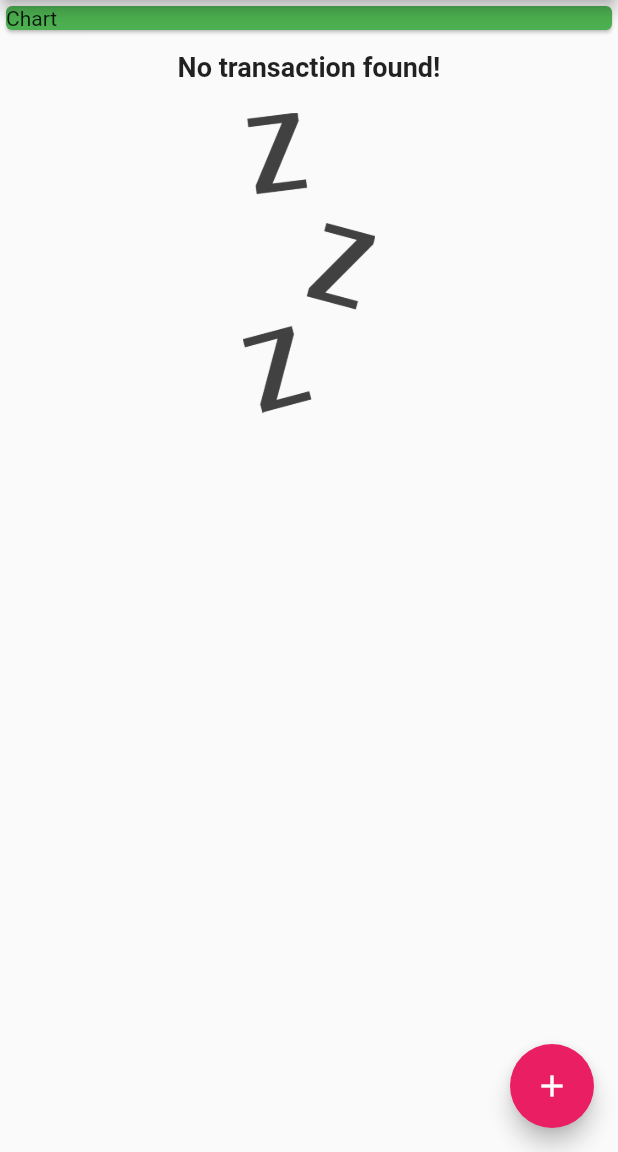
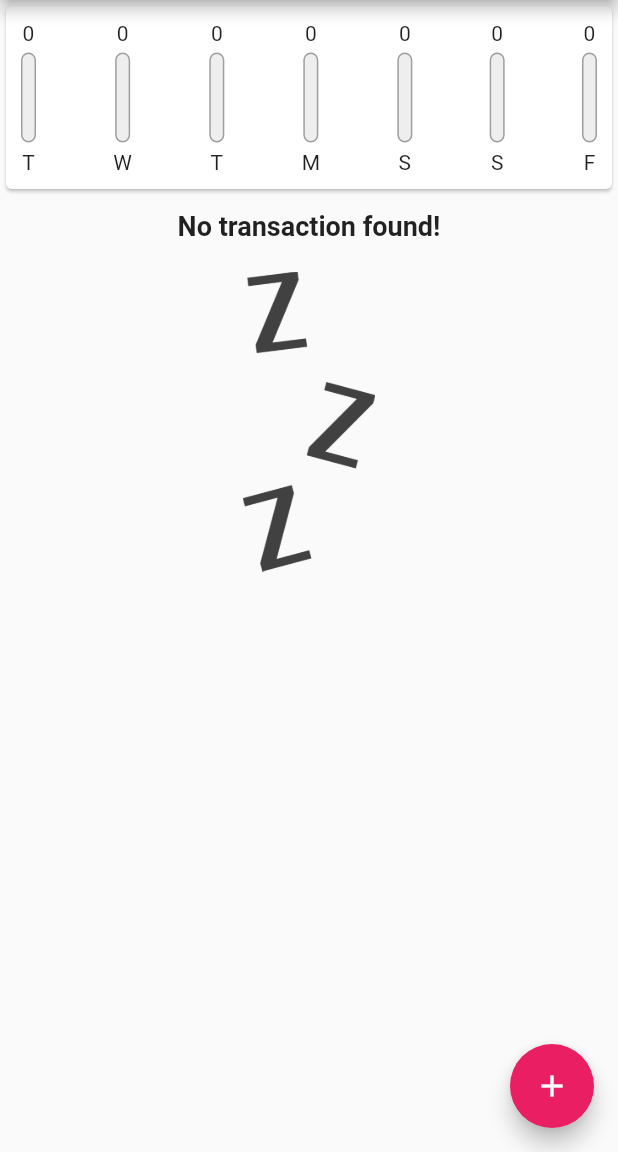
Before and after one commit to hasibulHossain/expense_tracker, a Flutter app: the screen it shows after launch, on a phone screen of 412 x 824 dp, the part 84-1236 px from its top. Run offline on Flutter 3.47's test engine with Material 2 defaults, Android fonts, the phone set to English and light mode, and no system bars.

Commit message:
added simple transaction chart

```diff
--- a/lib/main.dart
+++ b/lib/main.dart
@@ -7,6 +7,7 @@ import 'package:flutter/material.dart';
 import './models/transaction.dart';
 import 'widgets/transaction_list.dart';
 import 'widgets/new_transaction.dart';
+import 'widgets/chart.dart';
 
 void main() => runApp(MyApp());
 
@@ -38,12 +39,6 @@ class _MyHomePageState extends State<MyHomePage> {
     //   amount: 23.9,
     //   time: DateTime.now(),
     // ),
-    // Transaction(
-    //   id: 't2',
-    //   title: 'Food',
-    //   amount: 22.90,
-    //   time: DateTime.now(),
-    // ),
   ];
 
   void addTransaction({required String title, required num amount}) {
@@ -67,6 +62,10 @@ class _MyHomePageState extends State<MyHomePage> {
     );
   }
 
+  List<Transaction> get _lastSevenDaysTransactions {
+    return  _transactions.where((element) => element.time.isAfter(DateTime.now().subtract(const Duration(days: 7)))).toList();
+  }
+
   @override
   Widget build(BuildContext context) {
     return Scaffold(
@@ -84,13 +83,7 @@ class _MyHomePageState extends State<MyHomePage> {
           mainAxisAlignment: MainAxisAlignment.start,
           crossAxisAlignment: CrossAxisAlignment.center,
           children: <Widget>[
-            Container(
-              width: double.infinity,
-              child: const Card(
-                child: Text('Chart'),
-                color: Colors.green,
-              ),
-            ),
+            Chart(_lastSevenDaysTransactions),
             TransactionList(_transactions),
           ],
         ),
--- /dev/null
+++ b/lib/widgets/chart.dart
@@ -0,0 +1,68 @@
+import 'package:expense_tracker/widgets/chart_bar.dart';
+import 'package:flutter/material.dart';
+
+import 'package:intl/intl.dart';
+
+import '../models/transaction.dart';
+import './new_transaction.dart';
+
+class Chart extends StatelessWidget {
+  final List<Transaction> recentTransactions;
+
+  Chart(this.recentTransactions);
+
+  /// This function will return recent 7 days transaction with sum all transaction of a single day
+  List<Map<String, Object>> get getTotalWeekTransactions {
+    return List.generate(7, (index) {
+      final day = DateTime.now().subtract(
+        Duration(days: index),
+      );
+
+      num totalAmountOnADay = 0;
+
+      for(var element in recentTransactions) {
+        if (element.time.day == day.day && element.time.month == day.month) {
+          totalAmountOnADay += element.amount;
+        }
+      }
+
+      return {
+        'day': DateFormat.E().format(day).substring(0, 1),
+        'amount': totalAmountOnADay,
+      };
+    });
+  }
+
+  /// Will calculate whole transaction of a week.
+  double get wholeWeekSpendingInTotal {
+    return getTotalWeekTransactions.fold(0.0,
+        (previousValue, element) => previousValue + (element['amount'] as num));
+  }
+
+  /// This function will return ratio of total week transaction and maximum transaction of a single day;
+  double getRatioOfTransaction(num singleDayMaximumSpend) {
+    if (wholeWeekSpendingInTotal == 0.0) return 0.0;
+
+    return singleDayMaximumSpend / wholeWeekSpendingInTotal;
+  }
+
+  @override
+  Widget build(BuildContext context) {
+    print('whole week $wholeWeekSpendingInTotal');
+    return Card(
+      child: Container(
+        padding: const EdgeInsets.all(10),
+        child: Row(
+          mainAxisAlignment: MainAxisAlignment.spaceBetween,
+          children: getTotalWeekTransactions.map((element) {
+            return ChartBar(
+              weekDay: (element['day'] as String),
+              spendingAmount: element['amount'] as num,
+              spendingPctOfTotal: getRatioOfTransaction(element['amount'] as num),
+            );
+          }).toList(),
+        ),
+      ),
+    );
+  }
+}
--- /dev/null
+++ b/lib/widgets/chart_bar.dart
@@ -0,0 +1,56 @@
+import 'package:flutter/material.dart';
+
+class ChartBar extends StatelessWidget {
+  final String weekDay;
+  final num spendingAmount;
+  final double spendingPctOfTotal;
+
+  ChartBar(
+      {required this.weekDay,
+      required this.spendingAmount,
+      required this.spendingPctOfTotal});
+
+  @override
+  Widget build(BuildContext context) {
+    // print('spending total percantage $spendingPctOfTotal, total: $spendingAmount, weekday $weekDay');
+    return Column(
+      children: <Widget>[
+        Text('${spendingAmount.toInt()}'),
+        const SizedBox(
+          height: 5,
+        ),
+        Container(
+          height: 60,
+          width: 10,
+          child: Stack(
+            children: <Widget>[
+              Container(
+                decoration: BoxDecoration(
+                  border: Border.all(
+                    color: Colors.grey,
+                    width: 1,
+                  ),
+                  color: Colors.grey.shade200,
+                  borderRadius: BorderRadius.circular(10),
+                ),
+              ),
+              FractionallySizedBox(
+                heightFactor: spendingPctOfTotal,
+                child: Container(
+                  decoration: BoxDecoration(
+                    color: Theme.of(context).primaryColor,
+                    borderRadius: BorderRadius.circular(19),
+                  ),
+                ),
+              )
+            ],
+          ),
+        ),
+        const SizedBox(
+          height: 5,
+        ),
+        Text(weekDay),
+      ],
+    );
+  }
+}
--- a/lib/widgets/new_transaction.dart
+++ b/lib/widgets/new_transaction.dart
@@ -1,5 +1,4 @@
 import 'package:flutter/material.dart';
-
 class NewTransaction extends StatefulWidget {
   final Function createTransaction;
 
--- a/lib/widgets/transaction_list.dart
+++ b/lib/widgets/transaction_list.dart
@@ -58,6 +58,7 @@ class TransactionList extends StatelessWidget {
                                   width: 2,
                                 ),
                                 color: Theme.of(context).primaryColor,
+                                borderRadius: BorderRadius.circular(4),
                               ),
                               child: Text(
                                 '\$${item.amount.toStringAsFixed(2)}',
@@ -85,8 +86,9 @@ class TransactionList extends StatelessWidget {
                               Text(
                                 DateFormat.yMMMd().format(item.time),
                                 style: const TextStyle(
-                                    color: Colors.grey,
-                                    fontWeight: FontWeight.bold),
+                                  color: Colors.grey,
+                                  fontWeight: FontWeight.bold,
+                                ),
                               ),
                             ],
                           )
```
